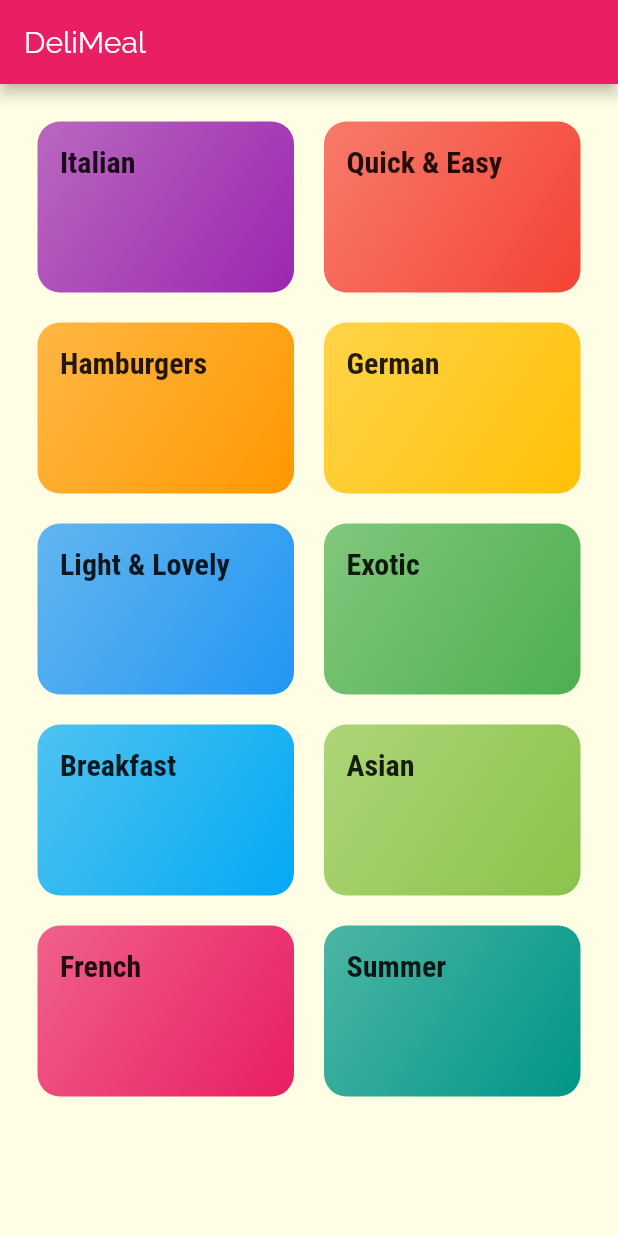
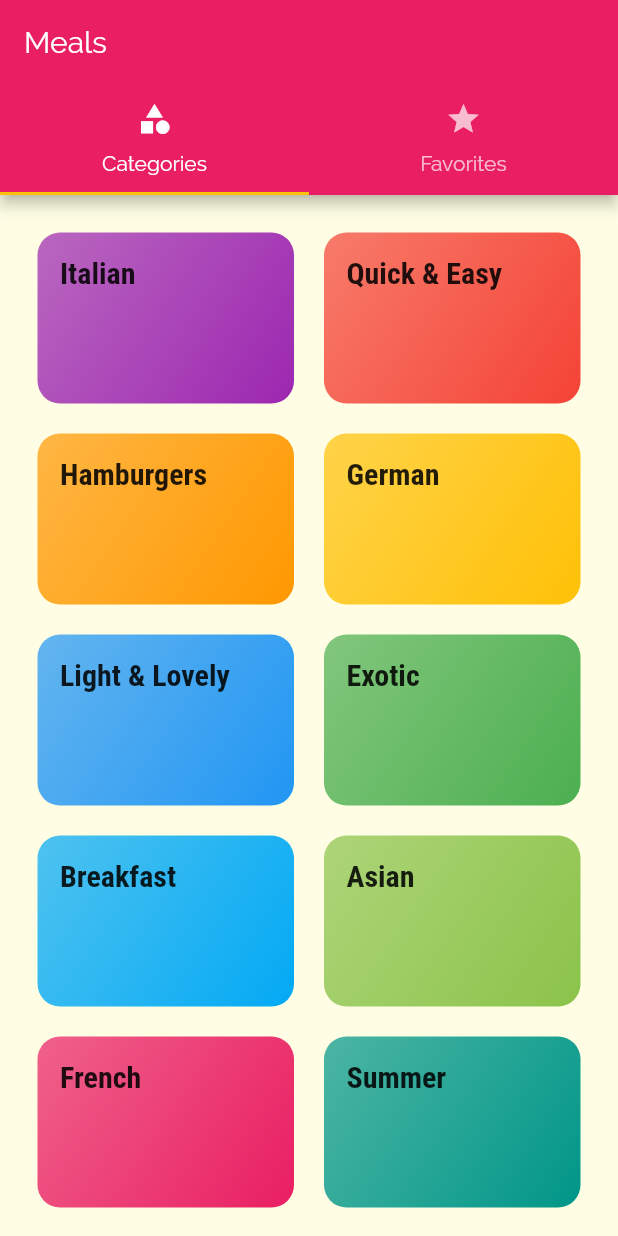
Before and after one commit to binoytv9/flutter-learning, a Flutter app: the screen it shows after launch, on a phone screen of 412 x 824 dp. Run offline on Flutter 3.47's test engine with Material 2 defaults, Android fonts, the phone set to English and light mode, and no system bars; our stand-ins replace sqflite; accounts and stored records are empty.

Commit message:
category & favorites tabs on top

```diff
--- a/meals_app/lib/main.dart
+++ b/meals_app/lib/main.dart
@@ -2,6 +2,8 @@ import 'package:flutter/material.dart';
 
 import './screens/category_meals_screen.dart';
 import './screens/categories_screen.dart';
+import './screens/meal_detail_screen.dart';
+import './screens/tabs_screen.dart';
 
 void main() => runApp(MyApp());
 
@@ -31,8 +33,14 @@ class MyApp extends StatelessWidget {
       ),
       initialRoute: '/',
       routes: {
-        '/': (ctx) => CategoriesScreen(),
+        '/': (ctx) => TabsScreen(),
         CategoryMealsScreen.routeName: (ctx) => CategoryMealsScreen(),
+        MealDetailScreen.routeName: (ctx) => MealDetailScreen(),
+      },
+      onUnknownRoute: (settings) {
+        return MaterialPageRoute(
+          builder: (ctx) => CategoriesScreen(),
+        );
       },
     );
   }
--- a/meals_app/lib/screens/categories_screen.dart
+++ b/meals_app/lib/screens/categories_screen.dart
@@ -4,13 +4,11 @@ import '../dummy_data.dart';
 import '../widgets/category_item.dart';
 
 class CategoriesScreen extends StatelessWidget {
+  static const routeName = '/';
+
   @override
   Widget build(BuildContext context) {
-    return Scaffold(
-      appBar: AppBar(
-        title: const Text('DeliMeal'),
-      ),
-      body: GridView(
+    return GridView(
       padding: const EdgeInsets.all(25),
       children: DUMMY_CATEGORIES
           .map(
@@ -27,7 +25,6 @@ class CategoriesScreen extends StatelessWidget {
         crossAxisSpacing: 20,
         mainAxisSpacing: 20,
       ),
-      ),
     );
   }
 }
--- a/meals_app/lib/screens/category_meals_screen.dart
+++ b/meals_app/lib/screens/category_meals_screen.dart
@@ -26,6 +26,7 @@ class CategoryMealsScreen extends StatelessWidget {
         itemCount: categoryMeals.length,
         itemBuilder: (ctx, index) {
           return MealItem(
+            id: categoryMeals[index].id,
             title: categoryMeals[index].title,
             affordability: categoryMeals[index].affordability,
             complexity: categoryMeals[index].complexity,
--- /dev/null
+++ b/meals_app/lib/screens/tabs_screen.dart
@@ -0,0 +1,45 @@
+import 'package:flutter/material.dart';
+
+import './categories_screen.dart';
+import './favorites_screen.dart';
+
+class TabsScreen extends StatefulWidget {
+  @override
+  _TabsScreenState createState() => _TabsScreenState();
+}
+
+class _TabsScreenState extends State<TabsScreen> {
+  @override
+  Widget build(BuildContext context) {
+    return DefaultTabController(
+      length: 2,
+      child: Scaffold(
+        appBar: AppBar(
+          title: Text('Meals'),
+          bottom: TabBar(
+            tabs: <Widget>[
+              Tab(
+                icon: Icon(
+                  Icons.category,
+                ),
+                text: 'Categories',
+              ),
+              Tab(
+                icon: Icon(
+                  Icons.star,
+                ),
+                text: 'Favorites',
+              ),
+            ],
+          ),
+        ),
+        body: TabBarView(
+          children: <Widget>[
+            CategoriesScreen(),
+            FavoritesScreen(),
+          ],
+        ),
+      ),
+    );
+  }
+}
```
Also changed, not shown: meals_app/lib/screens/favorites_screen.dart (added, +10 -0 lines), meals_app/lib/screens/meal_detail_screen.dart (added, +109 -0 lines), meals_app/lib/widgets/meal_item.dart (+10 -2 lines). Lines whose indentation alone changed are shown as unchanged.
